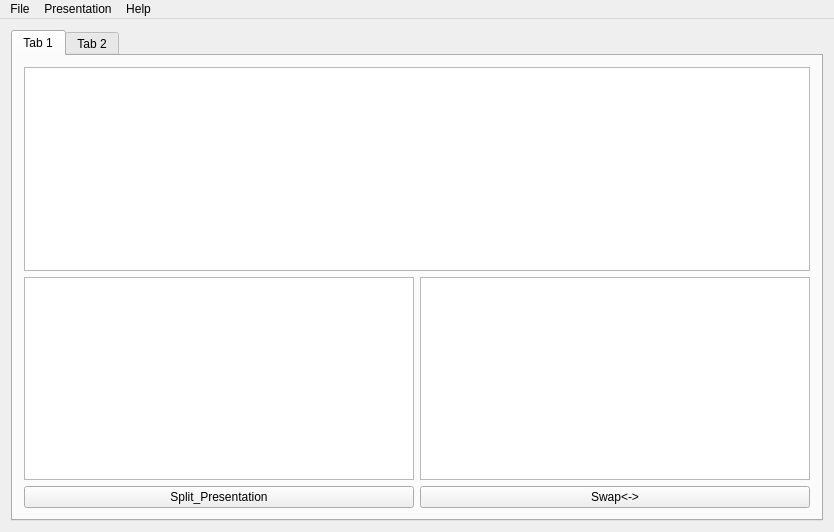
First picture: the form in mainwindow.ui, repository MrHase/Presentation, before the edit.
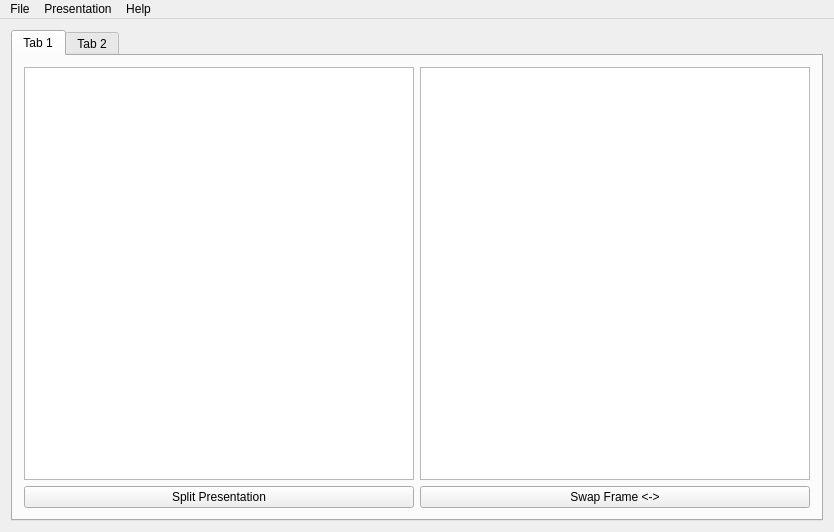
Second picture: the form after the edit.

Commit message: prepared for fullscreen

Diff of the .ui file:
```diff
--- a/mainwindow.ui
+++ b/mainwindow.ui
@@ -27,9 +27,6 @@
        <layout class="QVBoxLayout" name="verticalLayout_3">
         <item>
          <layout class="QVBoxLayout" name="verticalLayout_2">
-          <item>
-           <widget class="QGraphicsView" name="graphicsView_3"/>
-          </item>
           <item>
            <layout class="QHBoxLayout" name="horizontalLayout_2">
             <item>
@@ -45,14 +42,14 @@
             <item>
              <widget class="QPushButton" name="pushButton_2">
               <property name="text">
-               <string>Split_Presentation</string>
+               <string>Split Presentation</string>
               </property>
              </widget>
             </item>
             <item>
              <widget class="QPushButton" name="pushButton">
               <property name="text">
-               <string>Swap&lt;-&gt;</string>
+               <string>Swap Frame &lt;-&gt;</string>
               </property>
              </widget>
             </item>
```
Left out of the diff: 6 changed lines with no effect on the pictures. The commit also changes 2 other files.
